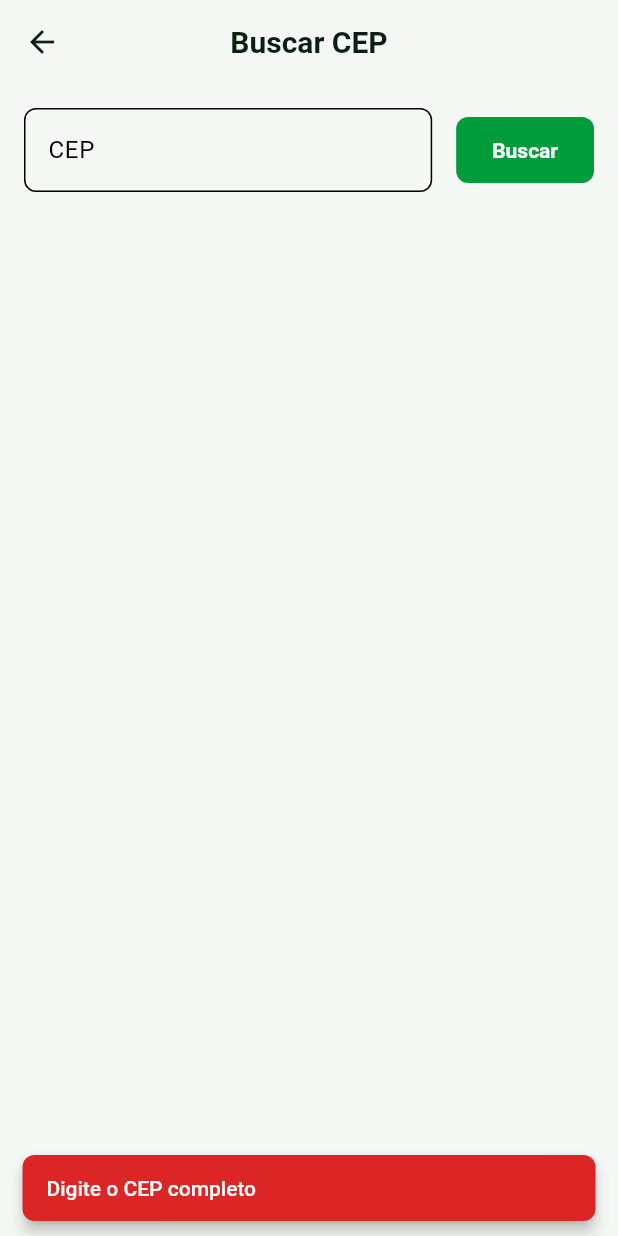
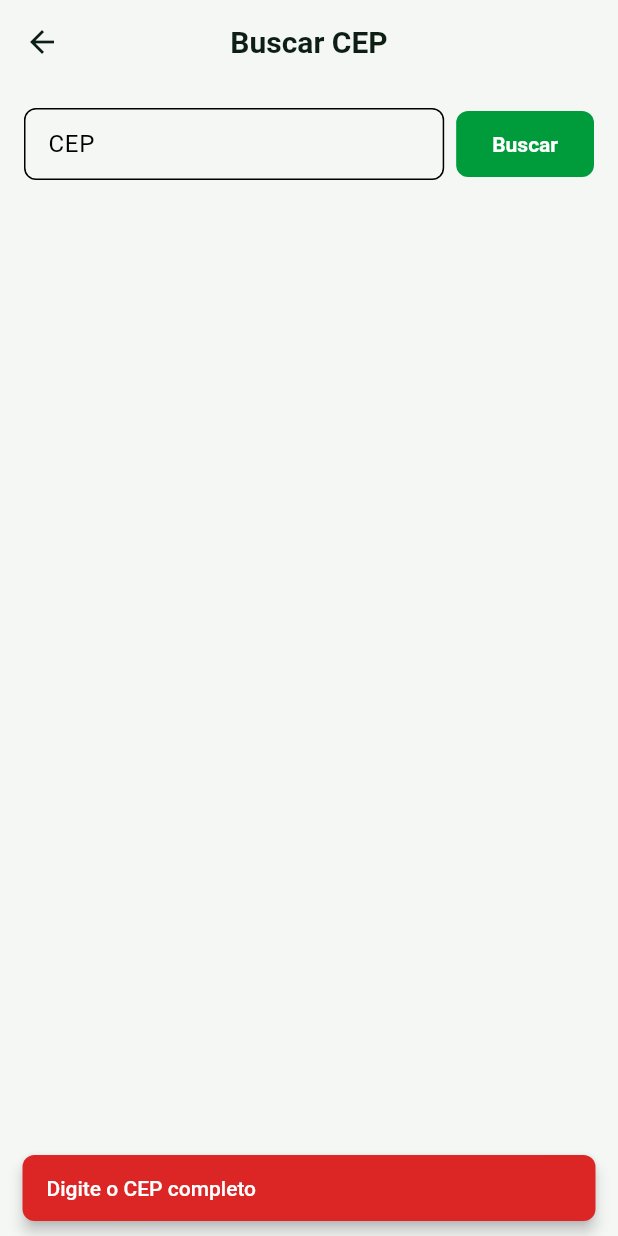
Before and after one commit to AntonioAndradeGomes/dadosbr, a Flutter app: the CepView screen opened by its route, after a tap on "Buscar", on a phone screen of 412 x 824 dp. Run offline on Flutter 3.47's test engine with Material 3 defaults, Android fonts, the phone set to English and light mode, and no system bars; our stand-ins replace brasil_fields, dio, get_it, result_dart.

Commit message:
feat: cep feature

```diff
--- /dev/null
+++ b/lib/core/ds/ui/app_exception_widget.dart
@@ -0,0 +1,21 @@
+import 'package:dadosbr/core/errors/app_exception.dart';
+import 'package:flutter/material.dart';
+
+class AppExceptionWidget extends StatelessWidget {
+  final AppException exception;
+  const AppExceptionWidget({super.key, required this.exception});
+
+  @override
+  Widget build(BuildContext context) {
+    return Column(
+      spacing: 8,
+      children: [
+        Icon(Icons.error, color: Theme.of(context).colorScheme.error, size: 48),
+        Text(
+          exception.message,
+          style: TextStyle(color: Theme.of(context).colorScheme.error),
+        ),
+      ],
+    );
+  }
+}
--- /dev/null
+++ b/lib/core/ds/ui/search_input_widget.dart
@@ -0,0 +1,55 @@
+import 'package:flutter/material.dart';
+import 'package:flutter/services.dart';
+
+class SearchInputWidget extends StatelessWidget {
+  final TextEditingController controller;
+  final String titleButton;
+  final String? label;
+  final String? hint;
+  final bool isLoading;
+  final VoidCallback onSubmit;
+  final TextInputType keyboardType;
+  final List<TextInputFormatter>? inputFormatters;
+  const SearchInputWidget({
+    required this.titleButton,
+    super.key,
+    required this.controller,
+    required this.label,
+    required this.hint,
+    this.isLoading = false,
+    required this.onSubmit,
+    required this.keyboardType,
+    this.inputFormatters,
+  });
+
+  @override
+  Widget build(BuildContext context) {
+    return Row(
+      spacing: 8,
+      children: [
+        Expanded(
+          child: TextField(
+            controller: controller,
+            readOnly: isLoading,
+            keyboardType: keyboardType,
+            inputFormatters: inputFormatters,
+            onEditingComplete: onSubmit,
+            decoration: InputDecoration(
+              contentPadding: const EdgeInsets.all(12),
+              isDense: true,
+              labelText: label,
+              hintText: hint,
+              border: OutlineInputBorder(
+                borderRadius: BorderRadius.circular(8),
+              ),
+            ),
+          ),
+        ),
+        ElevatedButton(
+          onPressed: isLoading ? null : onSubmit,
+          child: Text(titleButton, textAlign: TextAlign.center),
+        ),
+      ],
+    );
+  }
+}
--- a/lib/modules/cep/models/cep_model.dart
+++ b/lib/modules/cep/models/cep_model.dart
@@ -31,6 +31,9 @@ class CepModel {
     return '$street, $neighborhood';
   }
 
+  String get apiImage =>
+      'https://atlasescolar.ibge.gov.br/images/bandeiras/ufs/${state.toLowerCase()}.png';
+
   @override
   String toString() {
     return 'CepModel(cep: $cep, state: $state, city: $city, '
--- a/lib/modules/cep/view/cep_view.dart
+++ b/lib/modules/cep/view/cep_view.dart
@@ -1,10 +1,12 @@
 import 'package:brasil_fields/brasil_fields.dart';
 import 'package:dadosbr/app_module.dart';
-import 'package:dadosbr/core/ds/theme/app_colors.dart';
+import 'package:dadosbr/core/ds/ui/app_exception_widget.dart';
+import 'package:dadosbr/core/ds/ui/search_input_widget.dart';
 import 'package:dadosbr/core/errors/app_exception.dart';
 import 'package:dadosbr/core/state/view_state.dart';
 import 'package:dadosbr/modules/cep/models/cep_model.dart';
 import 'package:dadosbr/modules/cep/viewmodels/cep_viewmodel.dart';
+import 'package:dadosbr/modules/cep/widgets/cep_card_widget.dart';
 import 'package:flutter/material.dart';
 import 'package:flutter/services.dart';
 
@@ -26,9 +28,33 @@ class _CepViewState extends State<CepView> {
     super.dispose();
   }
 
+  void _submit() async {
+    final cep = _controller.text.replaceAll(RegExp(r'\D'), '');
+    String? message;
+    if (cep.isEmpty) {
+      message = 'Digite o CEP completo';
+    } else if (cep.length != 8) {
+      message = 'Digite um CEP válido com 8 dígitos';
+    }
+    if (message != null) {
+      ScaffoldMessenger.of(context).hideCurrentSnackBar();
+      ScaffoldMessenger.of(context).showSnackBar(
+        SnackBar(
+          content: Text(message),
+          backgroundColor: Theme.of(context).colorScheme.error,
+        ),
+      );
+      return;
+    }
+    FocusScope.of(context).unfocus();
+    _viewmodel.fetchCepInfo(cep);
+  }
+
   @override
   Widget build(BuildContext context) {
-    return Scaffold(
+    return GestureDetector(
+      onTap: () => FocusScope.of(context).unfocus(),
+      child: Scaffold(
         appBar: AppBar(title: const Text('Buscar CEP')),
         body: SingleChildScrollView(
           padding: const EdgeInsets.all(16),
@@ -39,58 +65,17 @@ class _CepViewState extends State<CepView> {
                 valueListenable: _viewmodel,
                 builder: (_, value, child) {
                   final isLoading = value is LoadingState;
-                return Row(
-                  spacing: 16,
-                  children: [
-                    Expanded(
-                      child: TextField(
+                  return SearchInputWidget(
+                    titleButton: 'Buscar',
                     controller: _controller,
-                        readOnly: isLoading,
+                    label: "CEP",
+                    hint: "Digite o CEP",
+                    onSubmit: _submit,
                     keyboardType: TextInputType.number,
+                    isLoading: isLoading,
                     inputFormatters: [
                       FilteringTextInputFormatter.digitsOnly,
                       CepInputFormatter(ponto: false),
-                        ],
-                        decoration: InputDecoration(
-                          labelText: 'CEP',
-                          hintText: 'Digite o CEP',
-                          border: OutlineInputBorder(
-                            borderRadius: BorderRadius.circular(8),
-                          ),
-                        ),
-                      ),
-                    ),
-                    ElevatedButton(
-                      onPressed: isLoading
-                          ? null
-                          : () {
-                              final cep = _controller.text.replaceAll(
-                                RegExp(r'\D'),
-                                '',
-                              );
-                              String? message;
-                              if (cep.isEmpty) {
-                                message = 'Digite o CEP completo';
-                              } else if (cep.length != 8) {
-                                message = 'Digite um CEP válido com 8 dígitos';
-                              }
-
-                              if (message != null) {
-                                ScaffoldMessenger.of(
-                                  context,
-                                ).hideCurrentSnackBar();
-                                ScaffoldMessenger.of(context).showSnackBar(
-                                  SnackBar(
-                                    content: Text(message),
-                                    backgroundColor: AppColors.statusError,
-                                  ),
-                                );
-                                return;
-                              }
-                              _viewmodel.fetchCepInfo(cep);
-                            },
-                      child: Text('Buscar'),
-                    ),
                     ],
                   );
                 },
@@ -104,54 +89,11 @@ class _CepViewState extends State<CepView> {
                   }
                   if (state is SuccessState<CepModel>) {
                     final cep = state.data;
-                  return Card(
-                    child: Padding(
-                      padding: const EdgeInsets.all(8.0),
-                      child: Row(
-                        spacing: 8,
-                        children: [
-                          SizedBox(
-                            height: 80,
-                            child: AspectRatio(
-                              aspectRatio: 10 / 7,
-                              child: Image.network(
-                                'https://atlasescolar.ibge.gov.br/images/bandeiras/ufs/${cep.state.toLowerCase()}.png',
-                                fit: BoxFit.cover,
-                              ),
-                            ),
-                          ),
-                          Expanded(
-                            child: Column(
-                              crossAxisAlignment: CrossAxisAlignment.start,
-                              spacing: 4,
-                              children: [
-                                Text(
-                                  'CEP: ${UtilBrasilFields.obterCep(cep.cep, ponto: false)}',
-                                  textAlign: TextAlign.start,
-                                ),
-                                Text(
-                                  '${cep.city} - ${cep.state}',
-                                  textAlign: TextAlign.start,
-                                ),
-                                if (cep.address != null)
-                                  Text(
-                                    '${cep.address}',
-                                    textAlign: TextAlign.start,
-                                  ),
-                              ],
-                            ),
-                          ),
-                        ],
-                      ),
-                    ),
-                  );
+                    return CepCardWidget(cep: cep);
                   }
                   if (state is ErrorState<CepModel>) {
                     final error = state.exception as AppException;
-                  return Text(
-                    error.message,
-                    style: TextStyle(color: AppColors.statusError),
-                  );
+                    return AppExceptionWidget(exception: error);
                   }
                   return child!;
                 },
@@ -160,6 +102,7 @@ class _CepViewState extends State<CepView> {
             ],
           ),
         ),
+      ),
     );
   }
 }
--- /dev/null
+++ b/lib/modules/cep/widgets/cep_card_widget.dart
@@ -0,0 +1,50 @@
+import 'package:brasil_fields/brasil_fields.dart';
+import 'package:dadosbr/modules/cep/models/cep_model.dart';
+import 'package:flutter/material.dart';
+
+class CepCardWidget extends StatelessWidget {
+  final CepModel cep;
+  const CepCardWidget({super.key, required this.cep});
+
+  @override
+  Widget build(BuildContext context) {
+    return Card(
+      child: Padding(
+        padding: const EdgeInsets.all(8.0),
+        child: Row(
+          spacing: 8,
+          children: [
+            ClipRRect(
+              borderRadius: BorderRadius.circular(8),
+              child: SizedBox(
+                height: 80,
+                child: AspectRatio(
+                  aspectRatio: 10 / 7,
+                  child: Image.network(cep.apiImage, fit: BoxFit.cover),
+                ),
+              ),
+            ),
+            Expanded(
+              child: Column(
+                crossAxisAlignment: CrossAxisAlignment.start,
+                spacing: 4,
+                children: [
+                  Text(
+                    'CEP: ${UtilBrasilFields.obterCep(cep.cep, ponto: false)}',
+                    textAlign: TextAlign.start,
+                  ),
+                  Text(
+                    '${cep.city} - ${cep.state}',
+                    textAlign: TextAlign.start,
+                  ),
+                  if (cep.address != null)
+                    Text('${cep.address}', textAlign: TextAlign.start),
+                ],
+              ),
+            ),
+          ],
+        ),
+      ),
+    );
+  }
+}
```
Lines whose indentation alone changed are shown as unchanged.
